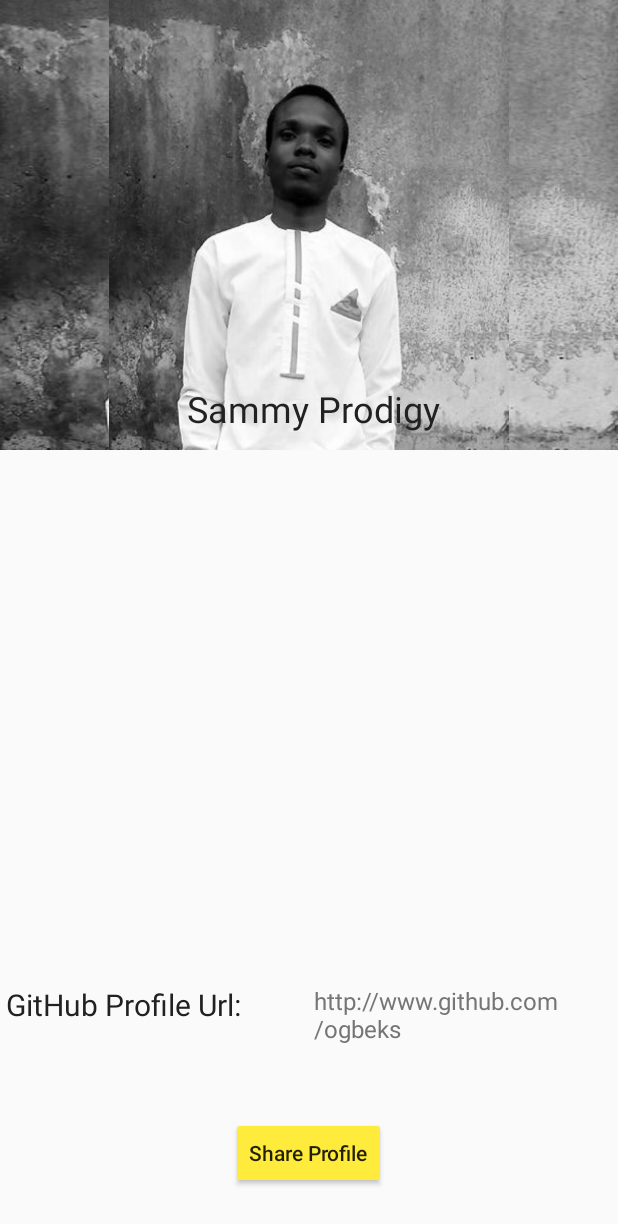
After one commit to ogbeks/GitLagUser, an Android app: the layout user_profile.xml on its own in the app's theme, with its tools: preview values and no code run, on a phone screen of 412 x 824 dp. The commit adds this screen. Shown: the top 1224 px of the screen. Run offline under Robolectric (Android 15) with nearby library versions, the phone set to English and light mode, and no system bars.

Commit message:
the design view for the generic user profile

```diff
--- a/app/src/main/java/com/example/ogbeks/gitlaguser/UsersAdapter.java
+++ b/app/src/main/java/com/example/ogbeks/gitlaguser/UsersAdapter.java
@@ -27,7 +27,7 @@ public class UsersAdapter extends ArrayAdapter<User> {
 
         if (listItemView == null) {
             listItemView = LayoutInflater.from(getContext()).inflate(
-                    R.layout.list_github_java_developer, parent, false);
+                    R.layout.users_list, parent, false);
         }
         User user = getItem(position);
         TextView usernameTextView = (TextView) listItemView.findViewById(R.id.git_username_list);
--- /dev/null
+++ b/app/src/main/res/layout/user_profile.xml
@@ -0,0 +1,64 @@
+<?xml version="1.0" encoding="utf-8"?>
+<RelativeLayout xmlns:android="http://schemas.android.com/apk/res/android"
+    xmlns:tools="http://schemas.android.com/tools"
+    android:layout_width="match_parent"
+    android:layout_height="match_parent"
+    xmlns:app="http://schemas.android.com/apk/res-auto">
+<ImageView
+    android:layout_width="match_parent"
+    android:id="@+id/user_profile_img"
+    android:layout_height="300dp"
+    android:background="@drawable/my_pic"
+    tools:src="@drawable/my_pic"
+    android:layout_alignParentTop="true"
+    android:layout_centerHorizontal="true" />
+<TextView
+    android:id="@+id/username"
+    android:layout_width="match_parent"
+    android:layout_height="wrap_content"
+    tools:text="Sammy Prodigy"
+    android:textSize="24sp"
+    android:textColor="@color/primary_text"
+    android:gravity="center_horizontal"
+    android:paddingLeft="6dp"
+    android:layout_marginLeft="8dp"
+    android:layout_marginRight="8dp"
+    android:layout_marginBottom="11dp"
+    android:layout_alignBottom="@+id/user_profile_img"
+    android:layout_centerHorizontal="true" />
+    <TextView
+        android:id="@+id/github_url_label"
+        android:layout_width="wrap_content"
+        android:layout_height="wrap_content"
+        android:paddingLeft="4dp"
+        tools:text="GitHub Profile Url: "
+        android:textSize="20sp"
+        android:textColor="@color/primary_text"
+        android:layout_above="@+id/share_user_profile"
+        android:layout_alignParentStart="true"
+        android:layout_marginBottom="61dp" />
+    <TextView
+        android:id="@+id/user_github_url"
+        android:layout_width="wrap_content"
+        android:layout_height="wrap_content"
+        tools:text="http://www.github.com/ogbeks"
+        android:textSize="16sp"
+        android:paddingLeft="4dp"
+        android:textColor="@color/secondary_text"
+        android:layout_alignTop="@+id/github_url_label"
+        android:layout_toEndOf="@+id/github_url_label"
+        android:layout_marginStart="40dp" />
+
+    <Button
+        android:id="@+id/share_user_profile"
+        style="@style/Widget.AppCompat.Button.Colored"
+        android:layout_width="wrap_content"
+        android:layout_height="wrap_content"
+        android:layout_centerInParent="true"
+        android:layout_alignParentBottom="true"
+        android:layout_marginBottom="31dp"
+        android:layout_marginEnd="110dp"
+        android:onClick="shareUserProfile"
+        android:textAppearance="@style/TextAppearance.AppCompat.Body2"
+        tools:text="Share Profile" />
+    </RelativeLayout>
```
Also changed, not shown: app/src/main/res/drawable/my_pic.jpg (added), app/src/main/res/layout/users_list.xml (renamed from app/src/main/res/layout/list_github_java_developer.xml).
